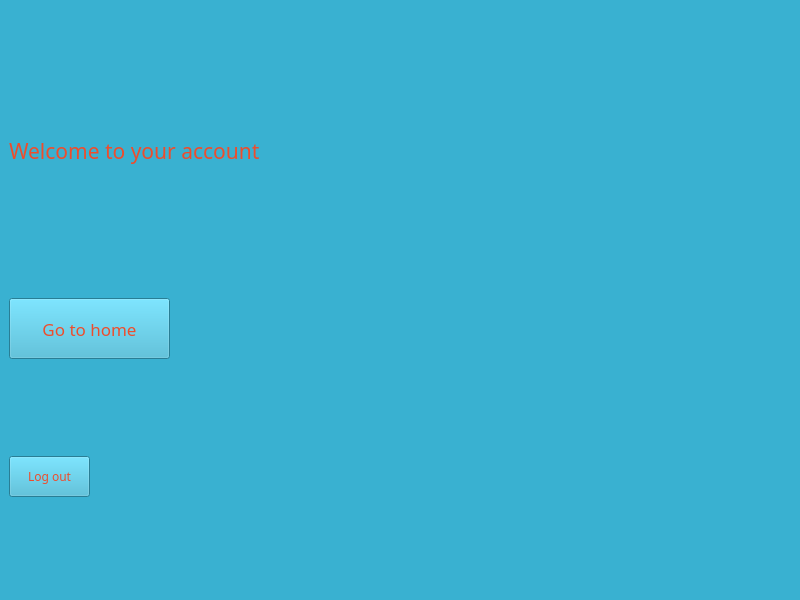
First picture: the form in ui/account.ui, repository chaunamthong2015-ui/PTA39-SPCK, before the edit.
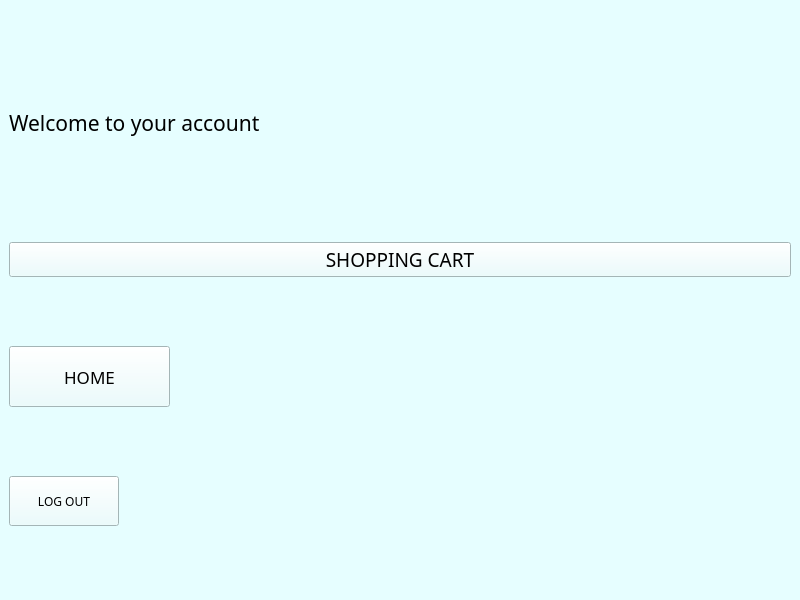
Second picture: the form after the edit. Icons and pictures are not drawn.

```diff
--- a/ui/account.ui
+++ b/ui/account.ui
@@ -27,8 +27,8 @@
   </property>
   <widget class="QWidget" name="centralwidget">
    <property name="styleSheet">
-    <string notr="true">background: #39B1D1 ;
-color: #ED4D2D ;</string>
+    <string notr="true">background-color: #e6feff ;
+color: #000000 ;</string>
    </property>
    <layout class="QVBoxLayout" name="verticalLayout">
     <item>
@@ -56,6 +56,23 @@
       </property>
      </widget>
     </item>
+    <item>
+     <widget class="QPushButton" name="pushButton">
+      <property name="font">
+       <font>
+        <family>Arial Black</family>
+        <pointsize>14</pointsize>
+       </font>
+      </property>
+      <property name="text">
+       <string>SHOPPING CART</string>
+      </property>
+      <property name="icon">
+       <iconset>
+        <normaloff>../assets/icons/icons8-shopping-cart-60.png</normaloff>../assets/icons/icons8-shopping-cart-60.png</iconset>
+      </property>
+     </widget>
+    </item>
     <item>
      <widget class="QPushButton" name="home">
       <property name="minimumSize">
@@ -80,7 +97,7 @@
        <string notr="true"/>
       </property>
       <property name="text">
-       <string>Go to home</string>
+       <string>HOME</string>
       </property>
       <property name="icon">
        <iconset>
@@ -92,14 +109,14 @@
      <widget class="QPushButton" name="logout">
       <property name="minimumSize">
        <size>
-        <width>81</width>
-        <height>41</height>
+        <width>110</width>
+        <height>50</height>
        </size>
       </property>
       <property name="maximumSize">
        <size>
-        <width>81</width>
-        <height>41</height>
+        <width>110</width>
+        <height>50</height>
        </size>
       </property>
       <property name="font">
@@ -108,7 +125,7 @@
        </font>
       </property>
       <property name="text">
-       <string>Log out</string>
+       <string>LOG OUT</string>
       </property>
       <property name="icon">
        <iconset>
```
